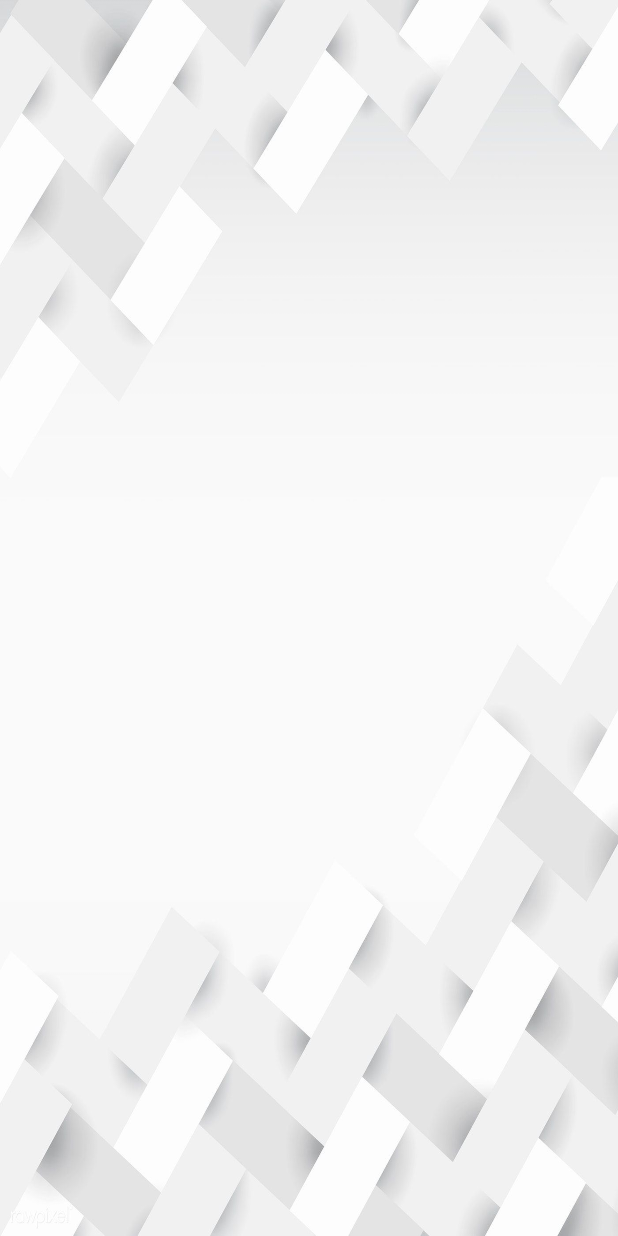
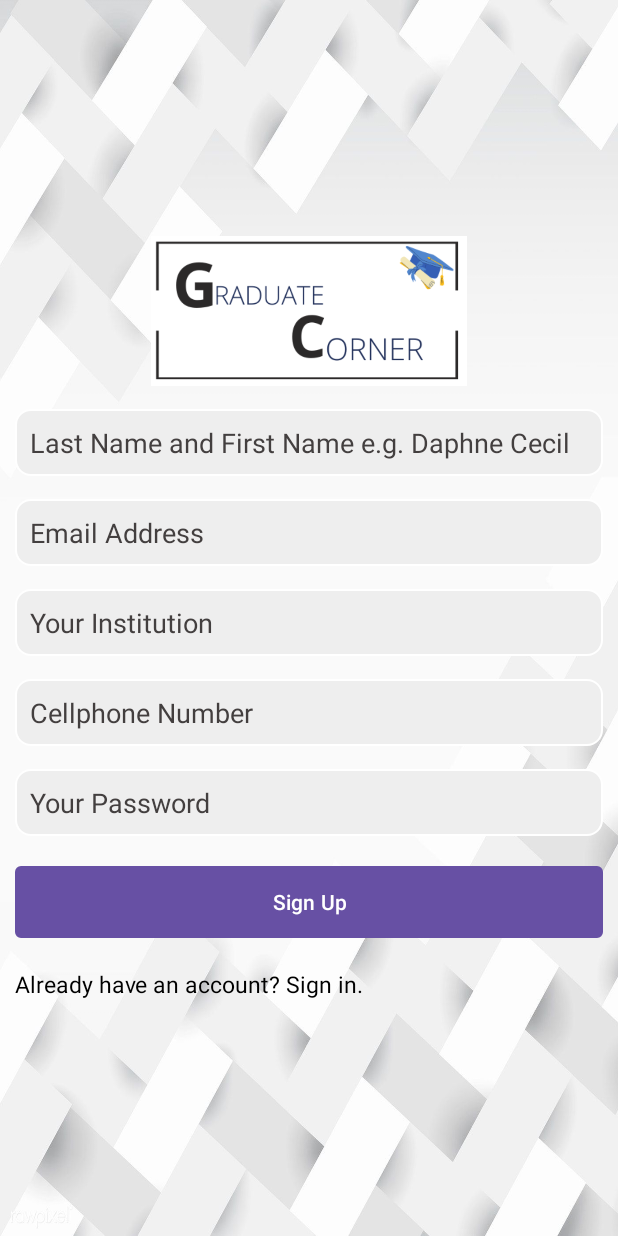
Before and after one commit to Ndhlovu1/Graduate-Corner, an Android app: the RegisterActivity screen opened directly, with no data from a screen before it, on a phone screen of 412 x 824 dp. Run offline under Robolectric (Android 15) with nearby library versions, the phone set to English and light mode, and no system bars.

Commit message:
Completed the Registration Page Layout Design

```diff
--- a/app/src/main/res/layout/activity_register.xml
+++ b/app/src/main/res/layout/activity_register.xml
@@ -11,5 +11,95 @@
     tools:context=".users.RegisterActivity">
 
 
+    <ImageView
+        android:layout_width="wrap_content"
+        android:layout_height="100dp"
+        android:src="@drawable/logo2"
+        tools:ignore="ContentDescription"
+        />
+
+    <EditText
+        android:layout_width="match_parent"
+        android:layout_height="wrap_content"
+        android:background="@drawable/editxt_background"
+        android:hint="Last Name and First Name e.g. Daphne Cecil"
+        android:layout_marginTop="15dp"
+        android:id="@+id/fullname"
+        android:padding="10dp"
+        android:textColor="@color/black"
+        android:textColorHint="#433F3F"
+        android:autofillHints=""
+        android:inputType="text" />
+
+    <EditText
+        android:layout_width="match_parent"
+        android:layout_height="wrap_content"
+        android:background="@drawable/editxt_background"
+        android:hint="Email Address"
+        android:layout_marginTop="15dp"
+        android:inputType="textEmailAddress"
+        android:id="@+id/email"
+        android:textColor="@color/black"
+        android:textColorHint="#433F3F"
+        android:padding="10dp"
+        android:autofillHints="" />
+
+    <EditText
+        android:layout_width="match_parent"
+        android:layout_height="wrap_content"
+        android:background="@drawable/editxt_background"
+        android:hint="Your Institution"
+        android:layout_marginTop="15dp"
+        android:id="@+id/institution"
+        android:padding="10dp"
+        android:textColor="@color/black"
+        android:textColorHint="#433F3F"
+        android:autofillHints=""
+        android:inputType="text" />
+
+    <EditText
+        android:layout_width="match_parent"
+        android:layout_height="wrap_content"
+        android:background="@drawable/editxt_background"
+        android:hint="Cellphone Number"
+        android:layout_marginTop="15dp"
+        android:id="@+id/cellphone"
+        android:padding="10dp"
+        android:textColor="@color/black"
+        android:textColorHint="#433F3F"
+        android:autofillHints=""
+        android:inputType="phone" />
+
+    <EditText
+        android:layout_width="match_parent"
+        android:layout_height="wrap_content"
+        android:background="@drawable/editxt_background"
+        android:hint="Your Password"
+        android:layout_marginTop="15dp"
+        android:inputType="textPassword"
+        android:id="@+id/password"
+        android:padding="10dp"
+        android:textColor="@color/black"
+        android:textColorHint="#433F3F"
+        android:autofillHints="" />
+
+    <Button
+        android:layout_width="match_parent"
+        android:layout_height="wrap_content"
+        android:id="@+id/register_btn"
+        android:text="Sign Up"
+        android:textColor="#FFFFFF"
+        android:background="@drawable/button_background"
+        android:layout_marginTop="20dp"/>
+
+    <TextView
+        android:layout_width="match_parent"
+        android:layout_height="wrap_content"
+        android:text="Already have an account? Sign in."
+        android:id="@+id/txt_login"
+        android:textSize="15dp"
+        android:textColor="@color/black"
+        android:layout_marginTop="20dp" />
+
 
 </LinearLayout>
```
